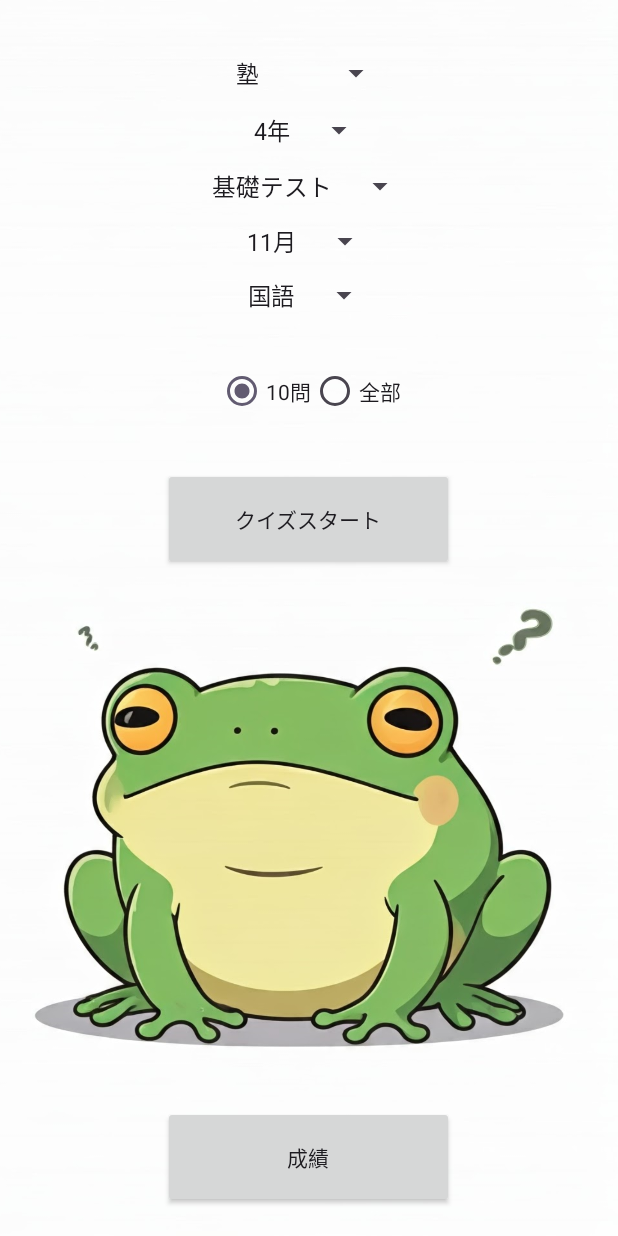
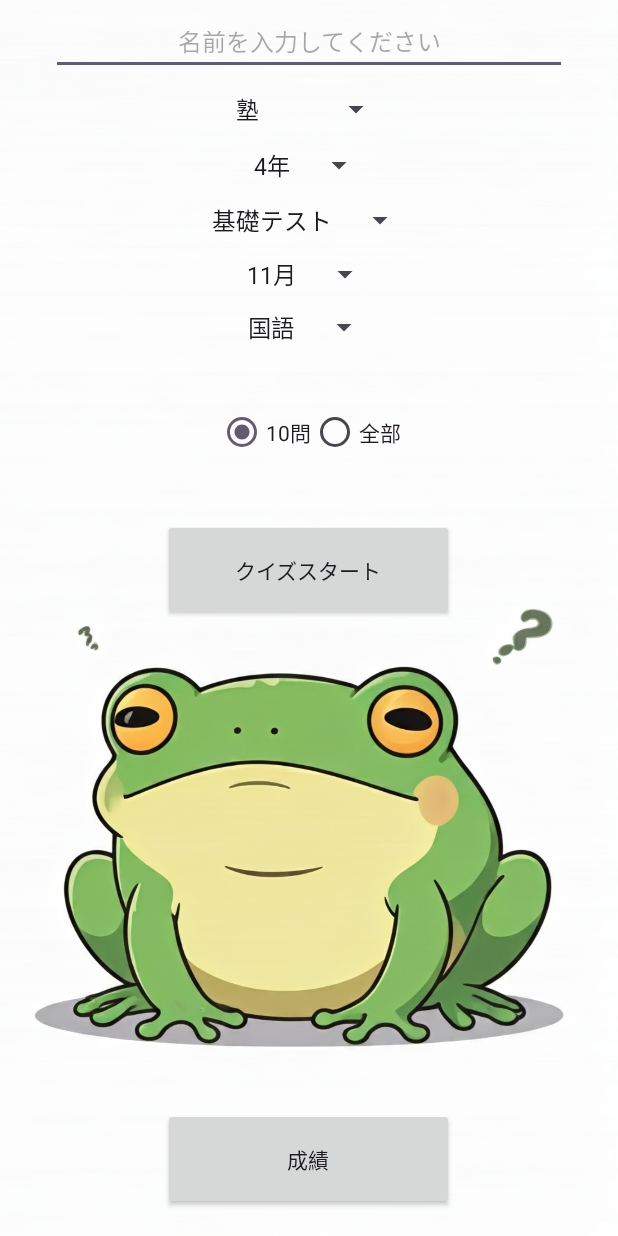
Before and after one commit to hide0119/GambareRentaro, an Android app built with Jetpack Compose: the screen it shows after launch (MenuActivity), on a phone screen of 412 x 824 dp. Run offline under Robolectric (Android 15) with nearby library versions, the phone set to English and light mode, and no system bars.

Commit message:
名前入力できるように修正。

```diff
--- a/app/src/main/AndroidManifest.xml
+++ b/app/src/main/AndroidManifest.xml
@@ -9,7 +9,7 @@
         android:dataExtractionRules="@xml/data_extraction_rules"
         android:fullBackupContent="@xml/backup_rules"
         android:icon="@mipmap/frog"
-        android:label="がんば廉"
+        android:label="がんばれ廉太郎"
         android:roundIcon="@mipmap/frog_round"
         android:supportsRtl="true"
         android:theme="@style/Theme.GambareRentaro"
--- a/app/src/main/java/com/example/gambarerentaro/MenuActivity.kt
+++ b/app/src/main/java/com/example/gambarerentaro/MenuActivity.kt
@@ -1,10 +1,12 @@
 package com.example.gambarerentaro
 
 import android.annotation.SuppressLint
+import android.content.Context
 import android.content.Intent
 import android.os.Bundle
 import android.widget.ArrayAdapter
 import android.widget.Button
+import android.widget.EditText
 import android.widget.RadioGroup
 import android.widget.Spinner
 import androidx.activity.ComponentActivity
@@ -20,6 +22,21 @@ class MenuActivity : ComponentActivity() {
     override fun onCreate(savedInstanceState: Bundle?) {
         super.onCreate(savedInstanceState)
         setContentView(R.layout.activity_menu)
+
+        val sharedPreferences = getSharedPreferences("my_prefs", Context.MODE_PRIVATE)
+        val editor = sharedPreferences.edit()
+        // 名前を保存
+        val editTextName = findViewById<EditText>(R.id.edit_text_name)
+        val name = editTextName.text.toString()
+        editor.putString("user_name", name)
+        editor.apply()
+        // 名前を読み込み
+        val savedName = sharedPreferences.getString("user_name", "")
+        if (savedName != null) {
+            if (savedName.isNotEmpty()) {
+                editTextName.setText(savedName)
+            }
+        }
 
         val category1Spinner = findViewById<Spinner>(R.id.category1_spinner)
         val category2Spinner = findViewById<Spinner>(R.id.category2_spinner)
--- a/app/src/main/res/layout/activity_menu.xml
+++ b/app/src/main/res/layout/activity_menu.xml
@@ -5,6 +5,20 @@
     android:layout_width="match_parent"
     android:layout_height="match_parent"
     android:background="@drawable/background">
+
+    <EditText
+        android:id="@+id/edit_text_name"
+        android:layout_width="344dp"
+        android:layout_height="39dp"
+        android:textSize="16sp"
+        android:gravity="center"
+        android:inputType="textNoSuggestions"
+        android:hint="名前を入力してください"
+        app:layout_constraintBottom_toTopOf="@+id/category1_spinner"
+        app:layout_constraintEnd_toEndOf="parent"
+        app:layout_constraintStart_toStartOf="parent"
+        app:layout_constraintTop_toTopOf="parent"
+        tools:ignore="MissingConstraints" />
 
     <Spinner
         android:id="@+id/category1_spinner"
@@ -15,7 +29,7 @@
         app:layout_constraintHorizontal_bias="0.498"
         app:layout_constraintStart_toStartOf="parent"
         app:layout_constraintTop_toTopOf="parent"
-        app:layout_constraintVertical_bias="0.046"
+        app:layout_constraintVertical_bias="0.076"
         tools:ignore="MissingConstraints" />
 
     <Spinner
@@ -101,7 +115,7 @@
         app:layout_constraintHorizontal_bias="0.497"
         app:layout_constraintStart_toStartOf="parent"
         app:layout_constraintTop_toTopOf="parent"
-        app:layout_constraintVertical_bias="0.413"
+        app:layout_constraintVertical_bias="0.458"
         tools:ignore="MissingConstraints" />
 
     <Button
```
